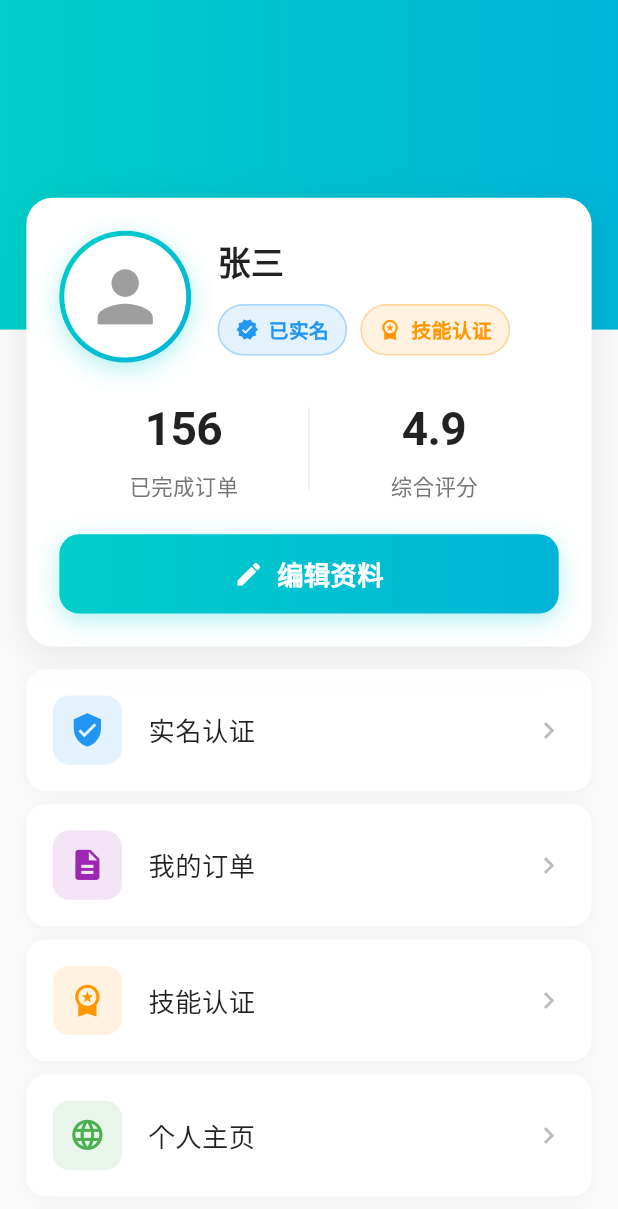
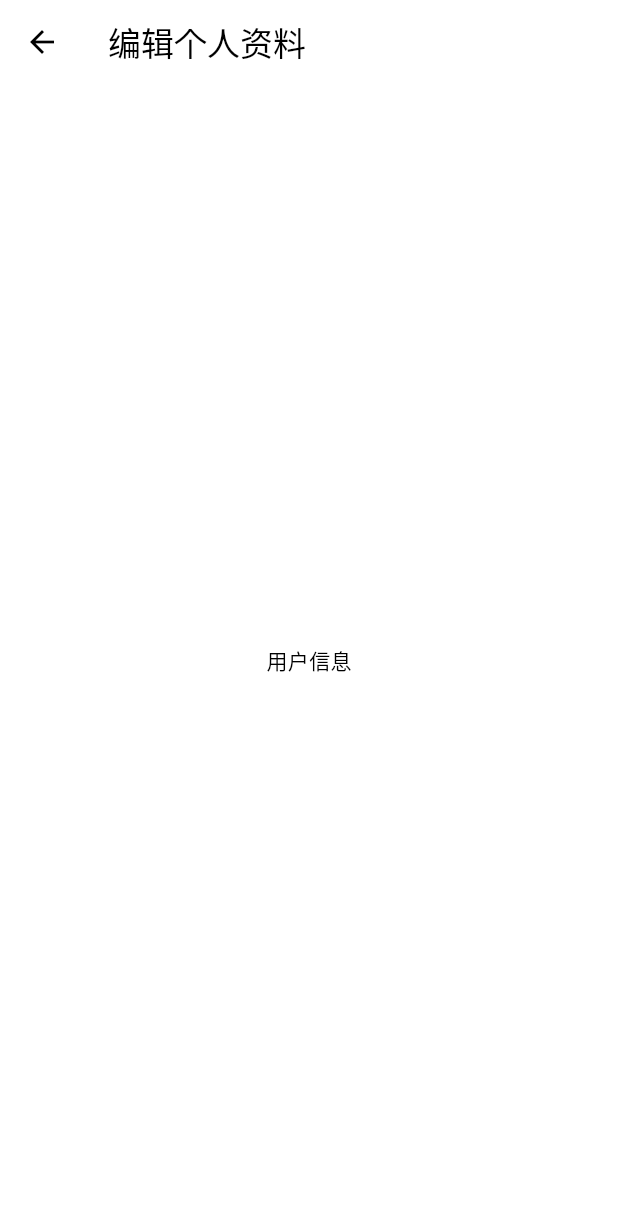
Before and after one commit to heishankai/fitment_flutter, a Flutter app: the MinePage screen opened directly, after a tap on "编辑资料", on a phone screen of 412 x 824 dp. Shown: the top 1209 px of the screen. Run offline on Flutter 3.47's test engine with Material 3 defaults, Android fonts, the phone set to English and light mode, and no system bars; missing offline and left inert: flutter_hi_cache.

Commit message:
feat: 提交

```diff
--- a/lib/main.dart
+++ b/lib/main.dart
@@ -35,8 +35,6 @@ class MyApp extends StatelessWidget {
           ScreenHelper.init(context);
 
           if (snapshot.connectionState == ConnectionState.done) {
-            print('LoginDao.getToken()==============>: ${LoginDao.getToken()}');
-
             if (LoginDao.getToken() == null) {
               return const LoginPage();
             }
--- a/lib/pages/mine_page/index.dart
+++ b/lib/pages/mine_page/index.dart
@@ -4,6 +4,8 @@ import 'package:fitment_flutter/pages/screen_page.dart';
 import 'package:fitment_flutter/pages/mine_page/components/menu_item.dart';
 import 'package:fitment_flutter/pages/mine_page/components/edit_profile_button.dart';
 import 'package:fitment_flutter/utils/screen_adapter_helper.dart';
+import 'package:fitment_flutter/dao/login_dao.dart';
+import 'package:fitment_flutter/pages/userinfo_page/index.dart';
 
 /// 我的页面
 class MinePage extends StatefulWidget {
@@ -16,7 +18,25 @@ class MinePage extends StatefulWidget {
 class _MinePageState extends State<MinePage> {
   final int completedOrders = 156;
   final double rating = 4.9;
-  final String nickname = '张三'; // 昵称
+  String? nickname;
+  String? avatar;
+
+  @override
+  void initState() {
+    super.initState();
+    _loadUserInfo();
+  }
+
+  /// 加载用户信息
+  void _loadUserInfo() {
+    var userInfo = LoginDao.getLocalUserInfo();
+    if (userInfo != null) {
+      setState(() {
+        nickname = userInfo['nickname'] as String?;
+        avatar = userInfo['avatar'] as String?;
+      });
+    }
+  }
 
   @override
   Widget build(BuildContext context) {
@@ -31,17 +51,14 @@ class _MinePageState extends State<MinePage> {
     );
   }
 
-  /// 构建顶部头部区域
+  /// 构建顶部头部区域（无遮挡、InkWell 可正常点击）
   Widget _buildHeader() {
     return SliverToBoxAdapter(
       child: Column(
         children: [
-          Stack(
-            clipBehavior: Clip.none,
-            children: [
-              // 渐变背景
+          // 顶部渐变背景
           Container(
-                height: 200.px,
+            height: 120.px,
             decoration: const BoxDecoration(
               gradient: LinearGradient(
                 begin: Alignment.topLeft,
@@ -50,26 +67,24 @@ class _MinePageState extends State<MinePage> {
               ),
             ),
           ),
-              // 用户信息卡片
-              Positioned(
-                top: 120.px,
-                left: 16.px,
-                right: 16.px,
+
+          // 让卡片往上漂浮
+          Transform.translate(
+            offset: Offset(0, -50.px),
             child: _buildUserCard(),
           ),
-            ],
-          ),
-          // 底部间距，确保卡片不遮挡菜单
-          SizedBox(height: 190.px),
+
+          SizedBox(height: 10.px),
         ],
       ),
     );
   }
 
-  /// 构建用户信息卡片
+  /// 用户信息卡片（点击区域完全无遮挡）
   Widget _buildUserCard() {
     return Container(
       padding: EdgeInsets.all(20.px),
+      margin: EdgeInsets.symmetric(horizontal: 16.px),
       decoration: BoxDecoration(
         color: Colors.white,
         borderRadius: BorderRadius.circular(16.px),
@@ -87,8 +102,13 @@ class _MinePageState extends State<MinePage> {
           SizedBox(height: 20.px),
           _buildStatsSection(),
           SizedBox(height: 20.px),
+
+          // 编辑按钮
           EditProfileButton(
-            onTap: () {},
+            onTap: () {
+              print('🔘 编辑资料按钮被点击');
+              NavigatorUtil.push(context, const UserinfoPage());
+            },
           ),
         ],
       ),
@@ -126,21 +146,34 @@ class _MinePageState extends State<MinePage> {
                   shape: BoxShape.circle,
                   color: Colors.white,
                 ),
-                child: Icon(Icons.person, size: 50.px, color: Colors.grey),
+                child: avatar != null && avatar!.isNotEmpty
+                    ? ClipOval(
+                        child: Image.network(
+                          avatar!,
+                          width: 74.px,
+                          height: 74.px,
+                          fit: BoxFit.cover,
+                          errorBuilder: (context, error, stackTrace) {
+                            return Icon(Icons.person,
+                                size: 50.px, color: Colors.grey);
+                          },
+                        ),
+                      )
+                    : Icon(Icons.person, size: 50.px, color: Colors.grey),
               ),
             ),
           ],
         ),
+
         SizedBox(width: 16.px),
-        // 昵称和认证标签
+
+        // 昵称与认证标签
         Expanded(
           child: Column(
             crossAxisAlignment: CrossAxisAlignment.start,
-            mainAxisAlignment: MainAxisAlignment.center,
             children: [
-              // 昵称
               Text(
-                nickname,
+                nickname ?? '未设置昵称',
                 style: TextStyle(
                   fontSize: 20.px,
                   fontWeight: FontWeight.bold,
@@ -148,7 +181,6 @@ class _MinePageState extends State<MinePage> {
                 ),
               ),
               SizedBox(height: 12.px),
-              // 认证标签
               Row(
                 children: [
                   _buildBadge('已实名', Colors.blue, Icons.verified),
@@ -201,7 +233,6 @@ class _MinePageState extends State<MinePage> {
     );
   }
 
-  /// 构建单个统计项
   Widget _buildStatItem(String value, String label) {
     return Column(
       children: [
@@ -230,7 +261,7 @@ class _MinePageState extends State<MinePage> {
   /// 构建菜单列表
   Widget _buildMenuList() {
     return SliverPadding(
-      padding: EdgeInsets.only(top: 12.px, bottom: 20.px),
+      padding: EdgeInsets.only(top: 0.px, bottom: 20.px),
       sliver: SliverToBoxAdapter(
         child: Column(
           children: [
--- /dev/null
+++ b/lib/pages/userinfo_page/index.dart
@@ -0,0 +1,22 @@
+import 'package:flutter/material.dart';
+
+class UserinfoPage extends StatefulWidget {
+  const UserinfoPage({super.key});
+
+  @override
+  State<UserinfoPage> createState() => _UserinfoPageState();
+}
+
+class _UserinfoPageState extends State<UserinfoPage> {
+  @override
+  Widget build(BuildContext context) {
+    return Scaffold(
+      appBar: AppBar(
+        title: const Text('编辑个人资料'),
+      ),
+      body: const Center(
+        child: Text('用户信息'),
+      ),
+    );
+  }
+}
```
Also changed, not shown: lib/dao/login_dao.dart (+107 -8 lines), lib/pages/login_page/index.dart (+39 -7 lines). Lines whose indentation alone changed are shown as unchanged.
